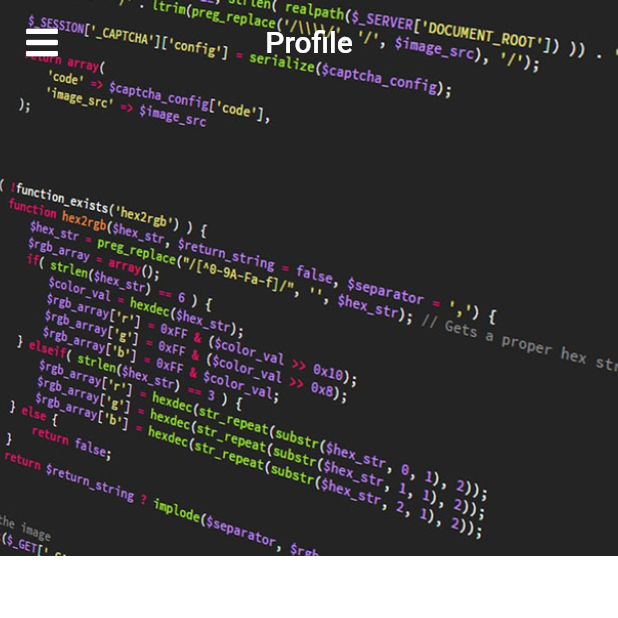
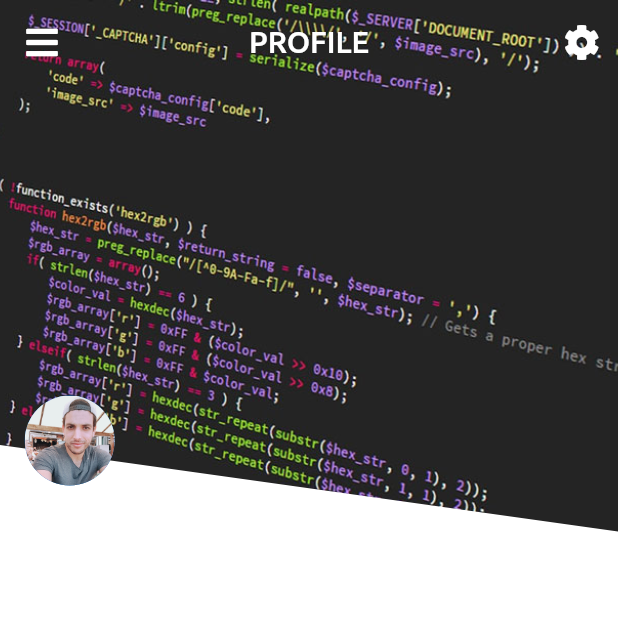
Before and after one commit to moroccan-coder/flutter_templates, a Flutter app: the screen it shows after launch, on a phone screen of 412 x 824 dp, the top half of it. Run offline on Flutter 3.47's test engine with Material 2 defaults, Android fonts, the phone set to English and light mode, and no system bars; our stand-ins replace font_awesome_flutter; project files that could hold a hidden picture were left out.

Commit message:
draw container using CustomPaint - Profile Screen

```diff
--- a/lib/profiles/profile1/profile_1.dart
+++ b/lib/profiles/profile1/profile_1.dart
@@ -13,7 +13,11 @@ class _Profile1State extends State<Profile1> {
 
   @override
   Widget build(BuildContext context) {
-    return Stack(
+    return Theme(
+      data: ThemeData(
+        fontFamily: 'UbuntuFont',
+      ),
+      child: Stack(
         children: [
           Image.asset(
             'assets/profiles/back_bg_1.jpg',
@@ -24,18 +28,56 @@ class _Profile1State extends State<Profile1> {
             backgroundColor: Colors.transparent,
             appBar: AppBar(
               leading: IconButton(
-              icon: FaIcon(FontAwesomeIcons.bars,color: Colors.white,),
-              onPressed: (){
-
-              },
+                icon: FaIcon(
+                  FontAwesomeIcons.bars,
                 ),
+                onPressed: () {},
+              ),
+              actions: [IconButton(icon: FaIcon(FontAwesomeIcons.cog), onPressed: () {})],
               backgroundColor: Colors.transparent,
-            title: Text("Profile"),
+              title: Text(
+                "PROFILE",
+              ),
               elevation: 0,
               centerTitle: true,
             ),
-        )
+          ),
+          CustomPaint(
+            painter: ProfilePainter(),
+            child:Container(),
+          ),
+          Positioned(
+            top: MediaQuery.of(context).size.height * 0.32,
+            left: MediaQuery.of(context).size.width * 0.04,
+            child: CircleAvatar(
+              radius: 30,
+              backgroundImage: ExactAssetImage('assets/shared/yss.jpg'),
+            ),
+          ),
         ],
+      ),
     );
   }
 }
+
+class ProfilePainter extends CustomPainter {
+  @override
+  void paint(Canvas canvas, Size size) {
+    Path path = Path();
+    Paint paint = Paint();
+    paint.color = Colors.white;
+    path.lineTo(0, size.height * 0.36);
+    path.lineTo(size.width, size.height * 0.43);
+    path.lineTo(size.width, size.height);
+    path.lineTo(0, size.height);
+
+    path.close();
+    //canvas.clipPath(path);
+    canvas.drawPath(path,paint);
+  }
+
+  @override
+  bool shouldRepaint(covariant CustomPainter oldDelegate) {
+    return false;
+  }
+}
```
Also changed, not shown: pubspec.yaml (+11 -5 lines), assets/fonts/Ubuntu-Bold.ttf (added), assets/fonts/Ubuntu-BoldItalic.ttf (added), assets/fonts/Ubuntu-Italic.ttf (added), assets/fonts/Ubuntu-Light.ttf (added), assets/fonts/Ubuntu-LightItalic.ttf (added), assets/fonts/Ubuntu-Medium.ttf (added), assets/fonts/Ubuntu-MediumItalic.ttf (added), assets/fonts/Ubuntu-Regular.ttf (added), assets/shared/yss.jpg (added). Lines whose indentation alone changed are shown as unchanged.
